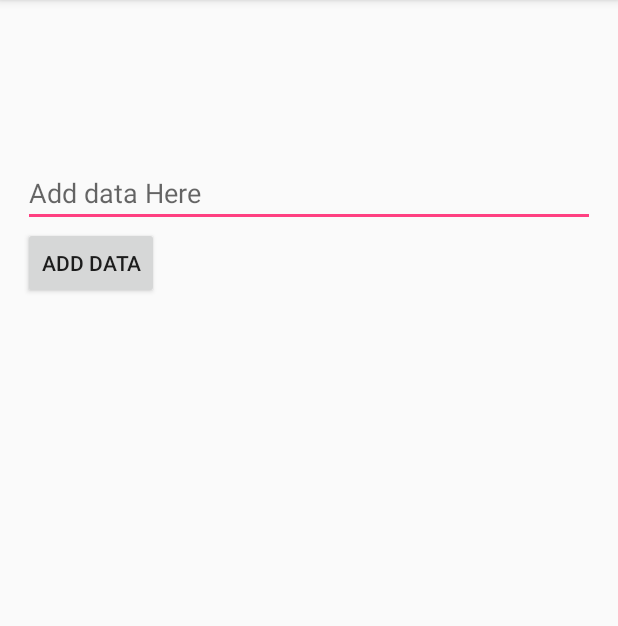
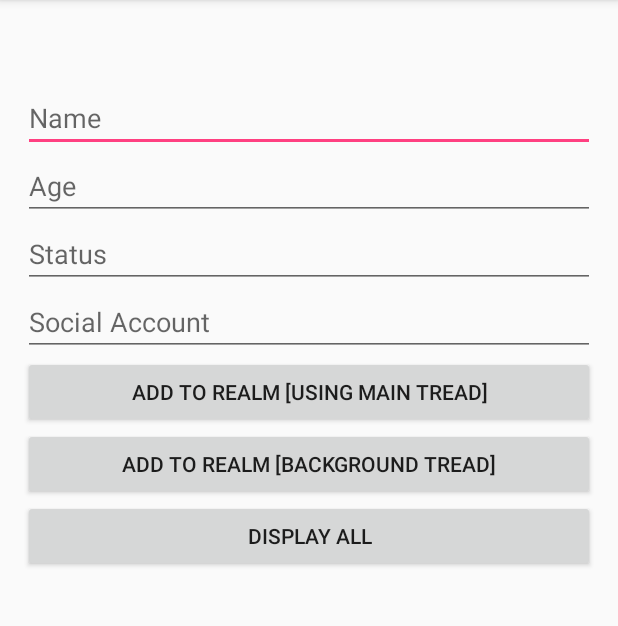
Before and after one commit to rohanvfx15/realm1, an Android app: the screen it shows after launch (MainActivity), on a phone screen of 412 x 824 dp, the part 84-710 px from its top. Run offline under Robolectric (Android 15) with nearby library versions, the phone set to English and light mode, and no system bars; libraries missing offline, so code that uses them is left out: io.realm; 4 statements that could not run were skipped.

Commit message:
two way add data in realm

```diff
--- a/app/src/main/AndroidManifest.xml
+++ b/app/src/main/AndroidManifest.xml
@@ -3,6 +3,7 @@
     package="com.example.rohan.realm1">
 
     <application
+        android:name=".MyApplication"
         android:allowBackup="true"
         android:icon="@mipmap/ic_launcher"
         android:label="@string/app_name"
--- a/app/src/main/java/com/example/rohan/realm1/MainActivity.java
+++ b/app/src/main/java/com/example/rohan/realm1/MainActivity.java
@@ -5,30 +5,84 @@ import android.os.Bundle;
 import android.view.View;
 import android.widget.Button;
 import android.widget.EditText;
+import android.widget.Toast;
+
+import com.example.rohan.realm1.model.SocailAccount;
+import com.example.rohan.realm1.model.User;
+
+import java.util.UUID;
 
 import io.realm.Realm;
 
 public class MainActivity extends AppCompatActivity {
 
-    Button btn;
-    EditText ed;
-    Realm realm;
+
+    private EditText name, age, socialac, status;
+    private Realm myRealm;
     @Override
     protected void onCreate(Bundle savedInstanceState) {
         super.onCreate(savedInstanceState);
         setContentView(R.layout.activity_main);
 
-        btn = (Button) findViewById(R.id.btn);
-        ed = (EditText) findViewById(R.id.name);
+        name = (EditText) findViewById(R.id.nameid);
+        age = (EditText) findViewById(R.id.ageid);
+        socialac = (EditText) findViewById(R.id.socialacid);
+        status = (EditText) findViewById(R.id.statusid);
 
-        btn.setOnClickListener(new View.OnClickListener() {
-            @Override
-            public void onClick(View v) {
+        myRealm = Realm.getDefaultInstance();
+
+    }
+
+    public void addmaintread(View view) {
+
+        final String id = UUID.randomUUID().toString();
+        final String nameget = name.getText().toString();
+        final int agetget = Integer.valueOf(age.getText().toString());
+        final String socailacget = socialac.getText().toString();
+        final String statusget = status.getText().toString();
 
 
+        // first way
+     /*   try {
+            myRealm.beginTransaction();
+            SocailAccount socailAccount = myRealm.createObject(SocailAccount.class);
+            socailAccount.setName(socailacget);
+            socailAccount.setStatus(statusget);
 
+            User user = myRealm.createObject(User.class, id);
+
+            user.setName(nameget);
+            user.setAge(agetget);
+            user.setSocailAccount(socailAccount);
+            myRealm.commitTransaction();
+        }catch (Exception e){
+            myRealm.cancelTransaction();
+        }*/
+
+
+    // second way
+        myRealm.executeTransaction(new Realm.Transaction() {
+            @Override
+            public void execute(Realm realm) {
+                SocailAccount socailAccount = myRealm.createObject(SocailAccount.class);
+                socailAccount.setName(socailacget);
+                socailAccount.setStatus(statusget);
+
+                User user = myRealm.createObject(User.class, id);
+
+                user.setName(nameget);
+                user.setAge(agetget);
+                user.setSocailAccount(socailAccount);
+                Toast.makeText(MainActivity.this, "Added", Toast.LENGTH_SHORT).show();
             }
         });
 
+
+    }
+
+    public void addbackgroundtread(View view) {
+    }
+
+    public void displayall(View view) {
     }
 }
--- /dev/null
+++ b/app/src/main/java/com/example/rohan/realm1/MyApplication.java
@@ -0,0 +1,22 @@
+package com.example.rohan.realm1;
+
+import android.app.Application;
+
+import io.realm.Realm;
+import io.realm.RealmConfiguration;
+
+public class MyApplication extends Application {
+
+    @Override
+    public void onCreate() {
+        super.onCreate();
+
+        Realm.init(this);
+        RealmConfiguration configuration = new RealmConfiguration.Builder()
+                .name("myrealmdb.realm") // by defaul name db default.realm
+                .build();
+
+        Realm.setDefaultConfiguration(configuration);
+
+    }
+}
--- a/app/src/main/res/layout/activity_main.xml
+++ b/app/src/main/res/layout/activity_main.xml
@@ -13,20 +13,51 @@
         android:layout_marginTop="?android:attr/actionBarSize"
         android:paddingLeft="15dp"
         android:paddingRight="15dp"
-        android:paddingTop="50dp"
+
         >
 
         <EditText
-            android:hint="Add data Here"
-            android:id="@+id/name"
+            android:hint="Name"
+            android:id="@+id/nameid"
+            android:layout_width="match_parent"
+            android:layout_height="wrap_content" />
+        <EditText
+            android:hint="Age"
+            android:id="@+id/ageid"
+            android:layout_width="match_parent"
+            android:layout_height="wrap_content" />
+
+        <EditText
+            android:hint="Status"
+            android:id="@+id/socialacid"
+            android:layout_width="match_parent"
+            android:layout_height="wrap_content" />
+
+        <EditText
+            android:hint="Social Account"
+            android:id="@+id/statusid"
             android:layout_width="match_parent"
             android:layout_height="wrap_content" />
 
         <Button
-            android:id="@+id/btn"
-            android:text="Add Data"
-            android:layout_width="wrap_content"
-            android:layout_height="wrap_content" />
+            android:text="add to realm [using main tread]"
+            android:layout_width="match_parent"
+            android:layout_height="wrap_content"
+            android:onClick="addmaintread"
+            />
+        <Button
+        android:text="add to realm [Background Tread]"
+        android:layout_width="match_parent"
+        android:layout_height="wrap_content"
+        android:onClick="addbackgroundtread"
+        />
+
+        <Button
+            android:text="display all"
+            android:layout_width="match_parent"
+            android:layout_height="wrap_content"
+            android:onClick="displayall"
+            />
 
     </LinearLayout>
 
```
Also changed, not shown: app/src/main/java/com/example/rohan/realm1/model/SocailAccount.java (added, +26 -0 lines), app/src/main/java/com/example/rohan/realm1/model/User.java (added, +58 -0 lines).
